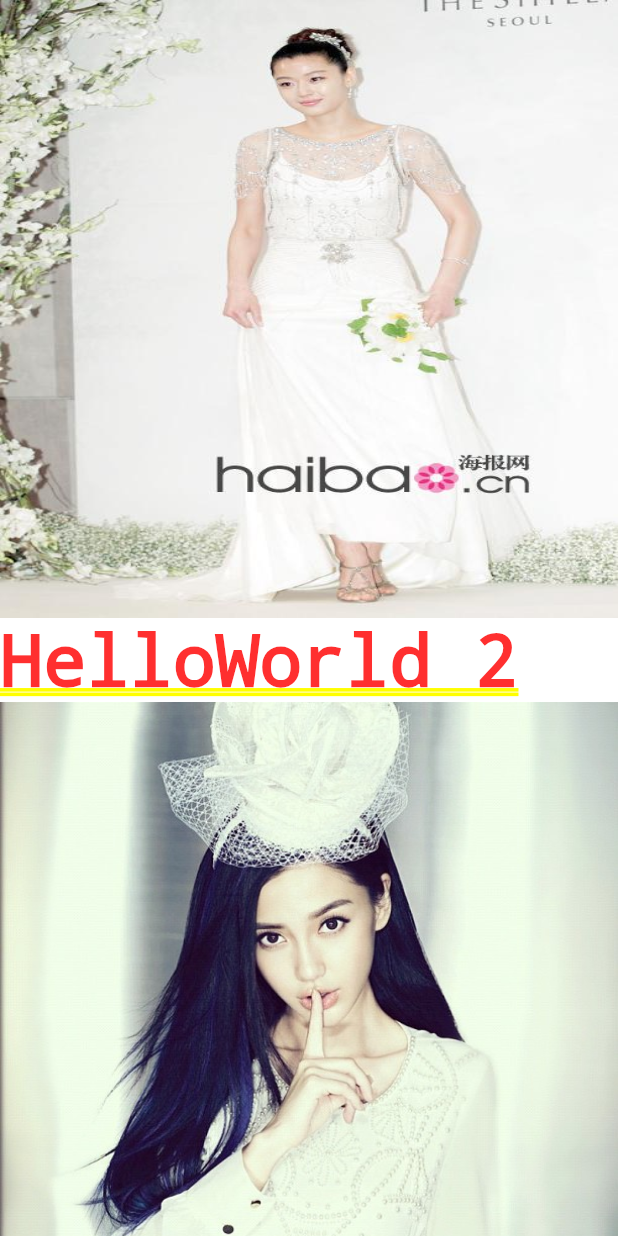
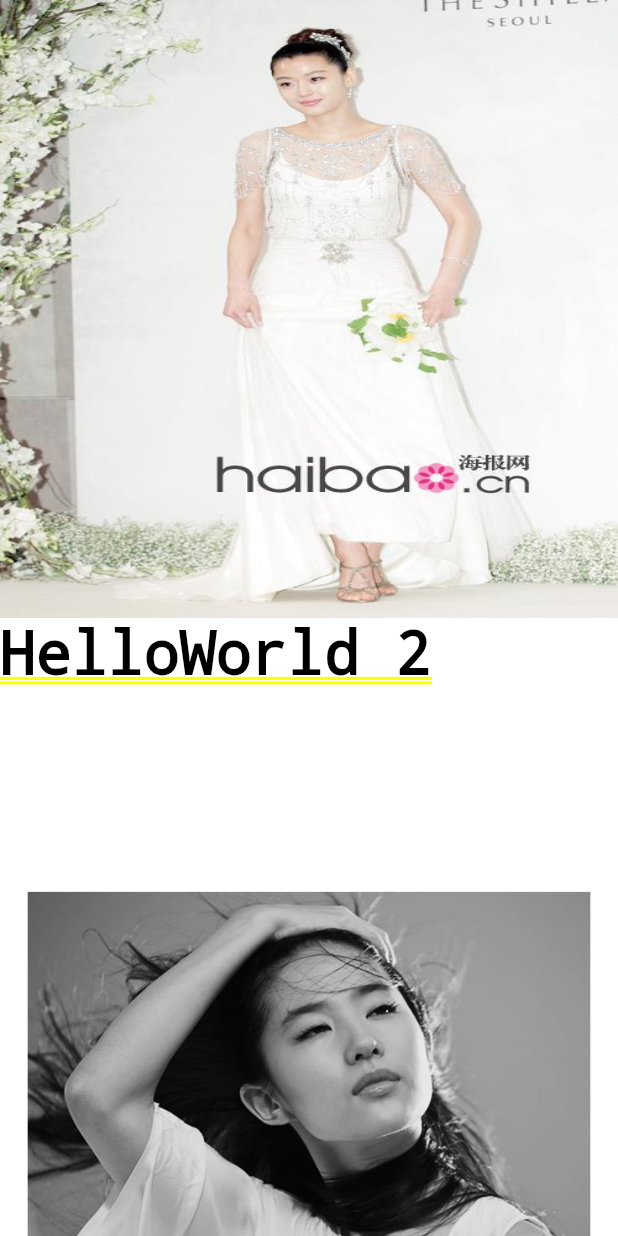
Before and after one commit to AvengersX/evaluation_of_flutter, a Flutter app: the screen it shows after launch, on a phone screen of 412 x 824 dp. Run offline on Flutter 3.47's test engine with Material 2 defaults, Android fonts, the phone set to English and light mode, and no system bars.

Commit message:
add text

```diff
--- a/flutter_demo/lib/main.dart
+++ b/flutter_demo/lib/main.dart
@@ -12,7 +12,7 @@ class FlutterDemo extends StatelessWidget {
   Widget build(BuildContext context) {
     return new MaterialApp(
         title: 'Flutter Demo',
-        theme: ThemeData.light(),
+//        theme: ThemeData.light(),
         onGenerateRoute: (RouteSettings settings) {
           switch (settings.name) {
             case page_home:
--- a/flutter_demo/lib/screen/list_screen.dart
+++ b/flutter_demo/lib/screen/list_screen.dart
@@ -3,6 +3,7 @@ import 'dart:async';
 import 'package:flutter/widgets.dart';
 import 'package:flutter_demo/content/contents.dart';
 import 'package:flutter_demo/widget/pull_to_refresh.dart';
+import 'package:vector_math/vector_math.dart';
 
 class ImageListWidget extends StatefulWidget {
   @override
@@ -10,9 +11,6 @@ class ImageListWidget extends StatefulWidget {
 }
 
 class ImageListWidgetState extends State<ImageListWidget> {
-  double _imageWidth;
-  double _imageHeight;
-
   @override
   void initState() {
     super.initState();
@@ -21,19 +19,28 @@ class ImageListWidgetState extends State<ImageListWidget> {
   @override
   Widget build(BuildContext context) {
     Size size = MediaQuery.of(context).size;
-    _imageWidth = size.width;
-    _imageHeight = size.height / 2;
-    print(_imageWidth);
-    print(_imageHeight);
+    var imageWidth = size.width;
+    var imageHeight = size.height / 2;
+    var textHeight = size.height / 5;
+
     List<Widget> widgets = [];
     for (int i = 1; i < 63; i++) {
       i % 2 == 0
-          ? widgets.add(Text('HelloWorld $i'))
+          ? widgets.add(Container(
+              width: imageWidth,
+              height: textHeight,
+              child: Text('HelloWorld $i',
+                  style: TextStyle(
+                    color: Color(0XFF000000),
+                    fontSize: 40.0,
+                  )),
+              color: Color(0XFFFFFFFF),
+            ))
           : widgets.add(Image.asset(
-              'images/p$i.jpg',
+              'images/p${i~/2 + 1}.jpg',
               fit: BoxFit.fill,
-              width: _imageWidth,
-              height: _imageHeight,
+              width: imageWidth,
+              height: imageHeight,
             ));
     }
 
```
